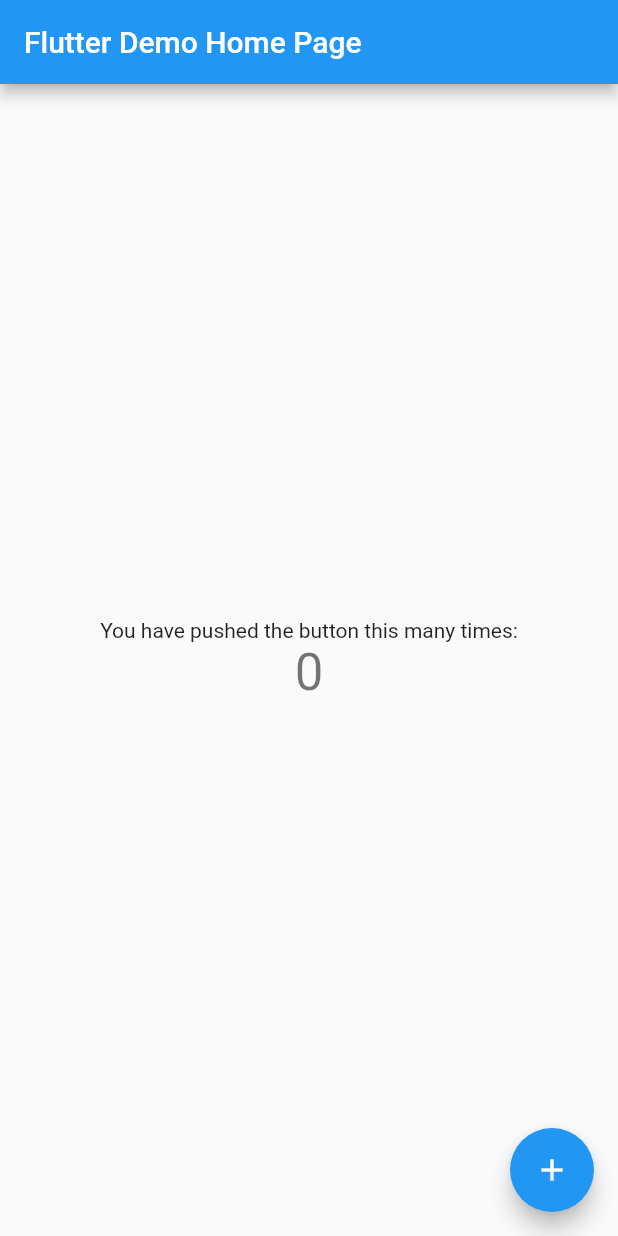
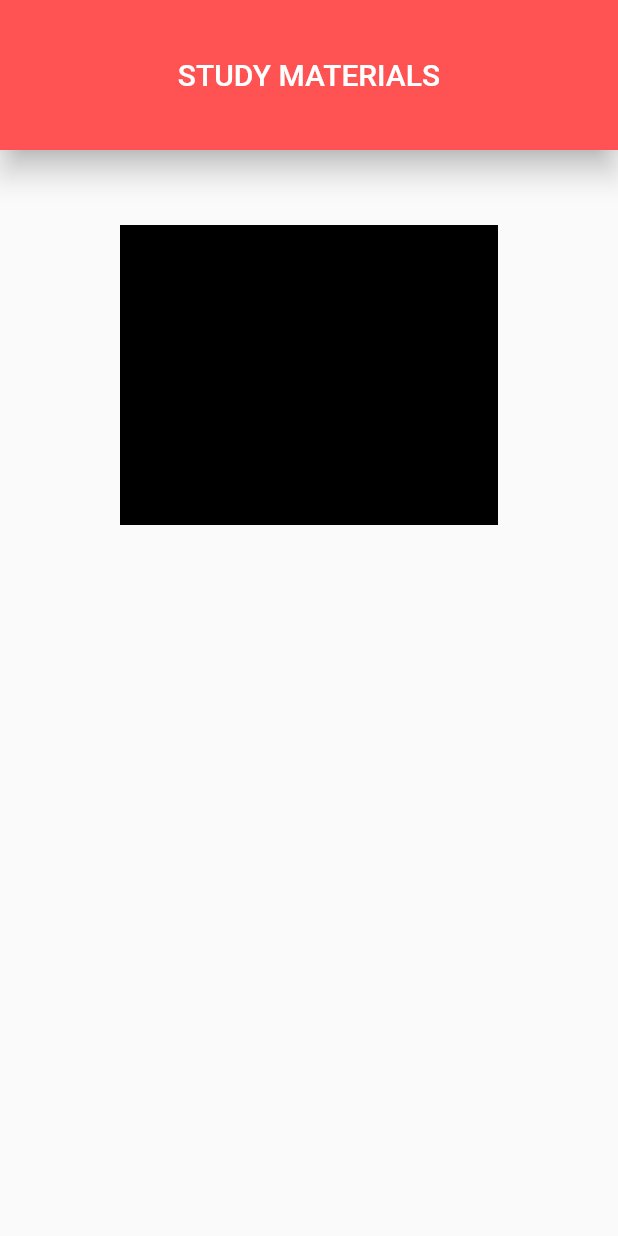
Before and after one commit to dhyanmohan/notes, a Flutter app: the screen it shows after launch, on a phone screen of 412 x 824 dp. Run offline on Flutter 3.47's test engine with Material 2 defaults, Android fonts, the phone set to English and light mode, and no system bars.

Commit message:
change 1

```diff
--- /dev/null
+++ b/lib/home_screen.dart
@@ -0,0 +1,31 @@
+import 'package:flutter/material.dart';
+
+class homeScreen extends StatelessWidget {
+  const homeScreen({Key? key}) : super(key: key);
+
+  @override
+  Widget build(BuildContext context) {
+    return SafeArea(
+        child: Scaffold(
+      appBar: AppBar(
+        toolbarHeight: 100,
+        elevation: 8,
+        title: Center(child: Text("STUDY MATERIALS")),
+        backgroundColor: Colors.redAccent,
+      ),
+      body: Container(
+        child: Column(
+          children: [
+            SizedBox(
+              height: 50,
+            ),
+            Container(
+                decoration: BoxDecoration(color: Colors.black),
+                padding: EdgeInsets.all(100),
+                margin: EdgeInsets.only(left: 80, right: 80))
+          ],
+        ),
+      ),
+    ));
+  }
+}
--- a/lib/main.dart
+++ b/lib/main.dart
@@ -1,115 +1,18 @@
 import 'package:flutter/material.dart';
+import 'package:notes/home_screen.dart';
 
 void main() {
-  runApp(const MyApp());
+  runApp(MyApp());
 }
 
 class MyApp extends StatelessWidget {
   const MyApp({Key? key}) : super(key: key);
 
-  // This widget is the root of your application.
   @override
   Widget build(BuildContext context) {
     return MaterialApp(
-      title: 'Flutter Demo',
-      theme: ThemeData(
-        // This is the theme of your application.
-        //
-        // Try running your application with "flutter run". You'll see the
-        // application has a blue toolbar. Then, without quitting the app, try
-        // changing the primarySwatch below to Colors.green and then invoke
-        // "hot reload" (press "r" in the console where you ran "flutter run",
-        // or simply save your changes to "hot reload" in a Flutter IDE).
-        // Notice that the counter didn't reset back to zero; the application
-        // is not restarted.
-        primarySwatch: Colors.blue,
-      ),
-      home: const MyHomePage(title: 'Flutter Demo Home Page'),
-    );
+        home: homeScreen(),
+        theme: ThemeData(primaryColor: Colors.blue[500]),
+        debugShowCheckedModeBanner: false);
   }
 }
-
-class MyHomePage extends StatefulWidget {
-  const MyHomePage({Key? key, required this.title}) : super(key: key);
-
-  // This widget is the home page of your application. It is stateful, meaning
-  // that it has a State object (defined below) that contains fields that affect
-  // how it looks.
-
-  // This class is the configuration for the state. It holds the values (in this
-  // case the title) provided by the parent (in this case the App widget) and
-  // used by the build method of the State. Fields in a Widget subclass are
-  // always marked "final".
-
-  final String title;
-
-  @override
-  State<MyHomePage> createState() => _MyHomePageState();
-}
-
-class _MyHomePageState extends State<MyHomePage> {
-  int _counter = 0;
-
-  void _incrementCounter() {
-    setState(() {
-      // This call to setState tells the Flutter framework that something has
-      // changed in this State, which causes it to rerun the build method below
-      // so that the display can reflect the updated values. If we changed
-      // _counter without calling setState(), then the build method would not be
-      // called again, and so nothing would appear to happen.
-      _counter++;
-    });
-  }
-
-  @override
-  Widget build(BuildContext context) {
-    // This method is rerun every time setState is called, for instance as done
-    // by the _incrementCounter method above.
-    //
-    // The Flutter framework has been optimized to make rerunning build methods
-    // fast, so that you can just rebuild anything that needs updating rather
-    // than having to individually change instances of widgets.
-    return Scaffold(
-      appBar: AppBar(
-        // Here we take the value from the MyHomePage object that was created by
-        // the App.build method, and use it to set our appbar title.
-        title: Text(widget.title),
-      ),
-      body: Center(
-        // Center is a layout widget. It takes a single child and positions it
-        // in the middle of the parent.
-        child: Column(
-          // Column is also a layout widget. It takes a list of children and
-          // arranges them vertically. By default, it sizes itself to fit its
-          // children horizontally, and tries to be as tall as its parent.
-          //
-          // Invoke "debug painting" (press "p" in the console, choose the
-          // "Toggle Debug Paint" action from the Flutter Inspector in Android
-          // Studio, or the "Toggle Debug Paint" command in Visual Studio Code)
-          // to see the wireframe for each widget.
-          //
-          // Column has various properties to control how it sizes itself and
-          // how it positions its children. Here we use mainAxisAlignment to
-          // center the children vertically; the main axis here is the vertical
-          // axis because Columns are vertical (the cross axis would be
-          // horizontal).
-          mainAxisAlignment: MainAxisAlignment.center,
-          children: <Widget>[
-            const Text(
-              'You have pushed the button this many times:',
-            ),
-            Text(
-              '$_counter',
-              style: Theme.of(context).textTheme.headline4,
-            ),
-          ],
-        ),
-      ),
-      floatingActionButton: FloatingActionButton(
-        onPressed: _incrementCounter,
-        tooltip: 'Increment',
-        child: const Icon(Icons.add),
-      ), // This trailing comma makes auto-formatting nicer for build methods.
-    );
-  }
-}
```
